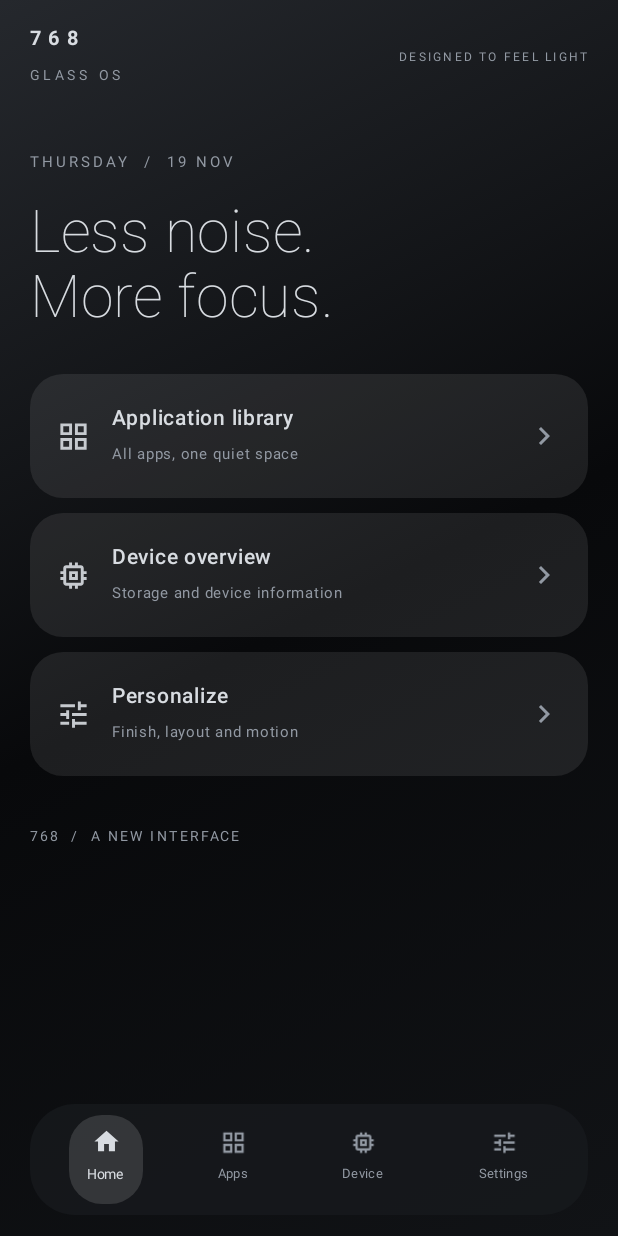
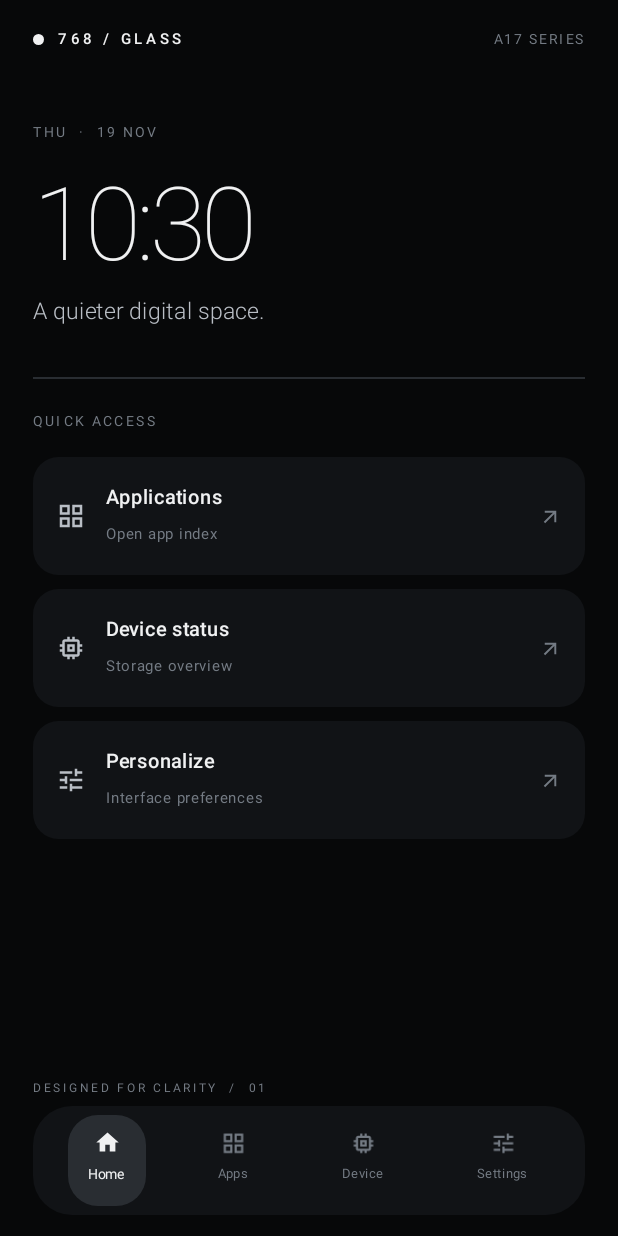
Before and after one commit to adwait768/Tv-glass-ui, an Android app built with Jetpack Compose: the screen it shows after launch (MainActivity), on a phone screen of 412 x 824 dp. Run offline under Robolectric (Android 15) with nearby library versions, the phone set to English and light mode, and no system bars.

Commit message:
Create cleaner futuristic 768 Glass OS interface

```diff
--- a/768-glass-os/app/src/main/java/com/seveneightsix/glassos/MainActivity.kt
+++ b/768-glass-os/app/src/main/java/com/seveneightsix/glassos/MainActivity.kt
@@ -16,6 +16,7 @@ import androidx.compose.foundation.layout.*
 import androidx.compose.foundation.lazy.grid.GridCells
 import androidx.compose.foundation.lazy.grid.LazyVerticalGrid
 import androidx.compose.foundation.lazy.grid.items
+import androidx.compose.foundation.shape.CircleShape
 import androidx.compose.foundation.shape.RoundedCornerShape
 import androidx.compose.material.icons.Icons
 import androidx.compose.material.icons.filled.*
@@ -24,19 +25,19 @@ import androidx.compose.runtime.*
 import androidx.compose.ui.Alignment
 import androidx.compose.ui.Modifier
 import androidx.compose.ui.draw.scale
-import androidx.compose.ui.graphics.Brush
 import androidx.compose.ui.graphics.Color
 import androidx.compose.ui.text.font.FontWeight
 import androidx.compose.ui.unit.dp
 import androidx.compose.ui.unit.sp
 
-// Restrained graphite / silver palette. Accent is deliberately low-saturation.
-private val Black = Color(0xFF08090B)
-private val Graphite = Color(0xFF17191D)
-private val Silver = Color(0xFFD8DCE1)
-private val Muted = Color(0xFF9299A3)
-private val Glass = Color(0x16FFFFFF)
-private val Edge = Color(0x24FFFFFF)
+// 768 Glass OS — restrained monochrome industrial-futurist system.
+private val Void = Color(0xFF070809)
+private val Panel = Color(0xFF111316)
+private val Glass = Color(0xFF171A1E)
+private val White = Color(0xFFF0F1F2)
+private val Silver = Color(0xFFB9BEC5)
+private val Dim = Color(0xFF747B84)
+private val Hairline = Color(0xFF292D32)
 
 class MainActivity : ComponentActivity() {
  override fun onCreate(savedInstanceState: Bundle?) {
@@ -56,66 +57,80 @@ fun GlassOS() {
   ctx.packageManager.queryIntentActivities(i, PackageManager.MATCH_ALL)
    .sortedBy { it.loadLabel(ctx.packageManager).toString().lowercase() }
  }
- MaterialTheme(colorScheme = darkColorScheme(primary=Silver, background=Black, surface=Graphite)) {
-  Box(Modifier.fillMaxSize().background(Brush.linearGradient(listOf(Color(0xFF25282D),Black,Color(0xFF111316))))) {
-   // safeDrawingPadding respects status/navigation bars and display cutouts:
-   // centred punch-holes, corner cutouts, and traditional notches.
-   Column(Modifier.fillMaxSize().safeDrawingPadding().padding(horizontal=20.dp, vertical=14.dp)) {
+ val time = remember { java.text.SimpleDateFormat("HH:mm", java.util.Locale.getDefault()).format(java.util.Date()) }
+ val date = remember { java.text.SimpleDateFormat("EEE  ·  dd MMM", java.util.Locale.getDefault()).format(java.util.Date()).uppercase() }
+
+ MaterialTheme(colorScheme = darkColorScheme(primary=White, background=Void, surface=Panel)) {
+  Box(Modifier.fillMaxSize().background(Void)) {
+   // Android safe drawing insets protect the content around punch-hole cameras and notches.
+   Column(Modifier.fillMaxSize().safeDrawingPadding().padding(horizontal=22.dp, vertical=14.dp)) {
     Row(Modifier.fillMaxWidth(), horizontalArrangement=Arrangement.SpaceBetween, verticalAlignment=Alignment.CenterVertically) {
-     Column {
-      Text("768", color=Silver, fontSize=13.sp, fontWeight=FontWeight.Bold, letterSpacing=5.sp)
-      Text("GLASS OS", color=Muted, fontSize=9.sp, letterSpacing=3.sp)
+     Row(verticalAlignment=Alignment.CenterVertically) {
+      Box(Modifier.size(7.dp).background(White, CircleShape))
+      Spacer(Modifier.width(9.dp))
+      Text("768 / GLASS", color=White, fontSize=10.sp, fontWeight=FontWeight.SemiBold, letterSpacing=2.4.sp)
      }
-     Text("DESIGNED TO FEEL LIGHT", color=Muted, fontSize=8.sp, letterSpacing=1.5.sp)
+     Text("A17 SERIES", color=Dim, fontSize=9.sp, letterSpacing=1.7.sp)
     }
-    Spacer(Modifier.height(34.dp))
+    Spacer(Modifier.height(38.dp))
     when(page) {
      "Apps" -> {
-      Text("Library", color=Silver, fontSize=30.sp, fontWeight=FontWeight.Light)
-      Text("${apps.size} applications", color=Muted, fontSize=12.sp)
+      Text("APP INDEX", color=Dim, fontSize=9.sp, letterSpacing=2.4.sp)
+      Spacer(Modifier.height(7.dp))
+      Text("Library", color=White, fontSize=34.sp, fontWeight=FontWeight.Light)
+      Text("${apps.size} INSTALLED", color=Dim, fontSize=9.sp, letterSpacing=1.5.sp)
       Spacer(Modifier.height(18.dp))
-      LazyVerticalGrid(columns=GridCells.Adaptive(92.dp), verticalArrangement=Arrangement.spacedBy(12.dp), horizontalArrangement=Arrangement.spacedBy(10.dp)) {
+      LazyVerticalGrid(columns=GridCells.Adaptive(92.dp), verticalArrangement=Arrangement.spacedBy(10.dp), horizontalArrangement=Arrangement.spacedBy(10.dp)) {
        items(apps) { app ->
         val label=app.loadLabel(ctx.packageManager).toString()
-        Column(Modifier.background(Glass,RoundedCornerShape(22.dp)).clickable {
+        Column(Modifier.background(Glass,RoundedCornerShape(18.dp)).clickable {
          ctx.packageManager.getLaunchIntentForPackage(app.activityInfo.packageName)?.let { ctx.startActivity(it) }
-        }.padding(vertical=17.dp, horizontal=8.dp), horizontalAlignment=Alignment.CenterHorizontally) {
-         Text(label.take(1).uppercase(), color=Silver, fontSize=23.sp, fontWeight=FontWeight.Light)
+        }.padding(vertical=16.dp,horizontal=7.dp), horizontalAlignment=Alignment.CenterHorizontally) {
+         Text(label.take(1).uppercase(),color=Silver,fontSize=22.sp,fontWeight=FontWeight.Light)
          Spacer(Modifier.height(6.dp))
-         Text(label, color=Silver.copy(alpha=.86f), fontSize=10.sp, maxLines=2)
+         Text(label,color=White.copy(alpha=.88f),fontSize=10.sp,maxLines=2)
         }
        }
       }
      }
      "Device" -> DevicePanel()
      "Settings" -> {
-      Text("Appearance", color=Silver, fontSize=30.sp, fontWeight=FontWeight.Light)
-      Spacer(Modifier.height(12.dp))
-      GlassTile("Monochrome finish","Graphite · silver · soft translucency",Icons.Default.Contrast)
-      GlassTile("Display adaptation","Uses Android safe insets for your camera cutout",Icons.Default.Smartphone)
-      GlassTile("Motion","Subtle spring transitions",Icons.Default.Animation)
+      Text("SYSTEM / STYLE",color=Dim,fontSize=9.sp,letterSpacing=2.4.sp)
+      Spacer(Modifier.height(7.dp))
+      Text("Appearance",color=White,fontSize=34.sp,fontWeight=FontWeight.Light)
+      Spacer(Modifier.height(20.dp))
+      DetailRow("01","Monochrome","Obsidian · graphite · titanium")
+      DetailRow("02","Display safe area","Camera cutout-aware layout")
+      DetailRow("03","Motion language","Quiet spring transitions")
+      DetailRow("04","Surface finish","Low-gloss translucent panels")
      }
      else -> {
-      Text("THURSDAY  /  19 NOV", color=Muted, fontSize=10.sp, letterSpacing=2.sp)
+      Text(date,color=Dim,fontSize=9.sp,letterSpacing=2.1.sp)
+      Spacer(Modifier.height(10.dp))
+      Text(time,color=White,fontSize=68.sp,fontWeight=FontWeight.ExtraLight,letterSpacing=(-3).sp)
+      Spacer(Modifier.height(5.dp))
+      Text("A quieter digital space.",color=Silver,fontSize=15.sp,fontWeight=FontWeight.Light)
+      Spacer(Modifier.height(32.dp))
+      Box(Modifier.fillMaxWidth().height(1.dp).background(Hairline))
+      Spacer(Modifier.height(16.dp))
+      Text("QUICK ACCESS",color=Dim,fontSize=9.sp,letterSpacing=2.2.sp)
       Spacer(Modifier.height(12.dp))
-      Text("Less noise.\nMore focus.", color=Silver, fontSize=39.sp, fontWeight=FontWeight.ExtraLight, lineHeight=43.sp)
-      Spacer(Modifier.height(28.dp))
-      GlassTile("Application library","All apps, one quiet space",Icons.Default.GridView) { page="Apps" }
-      GlassTile("Device overview","Storage and device information",Icons.Default.Memory) { page="Device" }
-      GlassTile("Personalize","Finish, layout and motion",Icons.Default.Tune) { page="Settings" }
-      Spacer(Modifier.height(18.dp))
-      Text("768  /  A NEW INTERFACE", color=Muted, fontSize=9.sp, letterSpacing=2.sp)
+      QuickRow("Applications","Open app index",Icons.Default.GridView) { page="Apps" }
+      QuickRow("Device status","Storage overview",Icons.Default.Memory) { page="Device" }
+      QuickRow("Personalize","Interface preferences",Icons.Default.Tune) { page="Settings" }
+      Spacer(Modifier.weight(1f))
+      Text("DESIGNED FOR CLARITY  /  01",color=Dim,fontSize=8.sp,letterSpacing=1.8.sp)
      }
     }
-    Spacer(Modifier.weight(1f))
-    Row(Modifier.fillMaxWidth().background(Color(0xCC17191D),RoundedCornerShape(30.dp)).padding(7.dp), horizontalArrangement=Arrangement.SpaceAround) {
+    if(page!="Home") Spacer(Modifier.weight(1f))
+    Row(Modifier.fillMaxWidth().background(Panel,RoundedCornerShape(26.dp)).padding(6.dp),horizontalArrangement=Arrangement.SpaceAround) {
      listOf("Home","Apps","Device","Settings").forEach { item ->
-      val selected = page==item
-      val scale by animateFloatAsState(if(selected) 1f else .94f, animationSpec=spring(), label="navScale")
+      val selected=page==item
+      val scale by animateFloatAsState(if(selected) 1f else .96f,animationSpec=spring(stiffness=500f),label="navScale")
       val icon=when(item){"Home"->Icons.Default.Home;"Apps"->Icons.Default.GridView;"Device"->Icons.Default.Memory;else->Icons.Default.Tune}
-      Column(Modifier.scale(scale).clickable{page=item}.background(if(selected) Color(0x22FFFFFF) else Color.Transparent,RoundedCornerShape(22.dp)).padding(horizontal=12.dp,vertical=8.dp),horizontalAlignment=Alignment.CenterHorizontally) {
-       Icon(icon,null,tint=if(selected) Silver else Muted,modifier=Modifier.size(19.dp))
-       Text(item,color=if(selected) Silver else Muted,fontSize=9.sp)
+      Column(Modifier.scale(scale).clickable{page=item}.background(if(selected) Color(0xFF292D32) else Color.Transparent,RoundedCornerShape(20.dp)).padding(horizontal=13.dp,vertical=9.dp),horizontalAlignment=Alignment.CenterHorizontally) {
+       Icon(icon,null,tint=if(selected) White else Dim,modifier=Modifier.size(18.dp))
+       Text(item,color=if(selected) White else Dim,fontSize=9.sp)
       }
      }
     }
@@ -125,26 +140,51 @@ fun GlassOS() {
 }
 
 @Composable
-private fun GlassTile(title:String, subtitle:String, icon:androidx.compose.ui.graphics.vector.ImageVector, onClick:()->Unit = {}) {
- Row(Modifier.fillMaxWidth().padding(bottom=10.dp).background(Glass,RoundedCornerShape(22.dp)).clickable(onClick=onClick).padding(17.dp),verticalAlignment=Alignment.CenterVertically) {
-  Icon(icon,null,tint=Silver.copy(alpha=.9f),modifier=Modifier.size(23.dp))
-  Spacer(Modifier.width(14.dp))
+private fun QuickRow(title:String,subtitle:String,icon:androidx.compose.ui.graphics.vector.ImageVector,onClick:()->Unit) {
+ Row(Modifier.fillMaxWidth().padding(bottom=9.dp).background(Panel,RoundedCornerShape(17.dp)).clickable(onClick=onClick).padding(horizontal=15.dp,vertical=15.dp),verticalAlignment=Alignment.CenterVertically) {
+  Icon(icon,null,tint=Silver,modifier=Modifier.size(20.dp))
+  Spacer(Modifier.width(13.dp))
   Column(Modifier.weight(1f)) {
-   Text(title,color=Silver,fontSize=14.sp,fontWeight=FontWeight.Medium)
-   Text(subtitle,color=Muted,fontSize=10.sp)
+   Text(title,color=White,fontSize=13.sp,fontWeight=FontWeight.Medium)
+   Text(subtitle,color=Dim,fontSize=10.sp)
   }
-  Icon(Icons.Default.ChevronRight,null,tint=Muted)
+  Icon(Icons.Default.ArrowOutward,null,tint=Dim,modifier=Modifier.size(15.dp))
+ }
+}
+
+@Composable
+private fun DetailRow(number:String,title:String,description:String) {
+ Column(Modifier.fillMaxWidth().padding(vertical=15.dp)) {
+  Row(verticalAlignment=Alignment.CenterVertically) {
+   Text(number,color=Dim,fontSize=9.sp,letterSpacing=1.sp)
+   Spacer(Modifier.width(15.dp))
+   Column {
+    Text(title,color=White,fontSize=14.sp)
+    Text(description,color=Dim,fontSize=10.sp)
+   }
+  }
+  Spacer(Modifier.height(14.dp))
+  Box(Modifier.fillMaxWidth().height(1.dp).background(Hairline))
  }
 }
 
 @Composable
 private fun DevicePanel() {
- val s=remember{StatFs(Environment.getDataDirectory().path)}
- val total=s.totalBytes/(1024.0*1024*1024)
- val free=s.availableBytes/(1024.0*1024*1024)
- Column(verticalArrangement=Arrangement.spacedBy(12.dp)) {
-  Text("Device",color=Silver,fontSize=30.sp,fontWeight=FontWeight.Light)
-  GlassTile("Internal storage","%.1f GB available of %.1f GB".format(free,total),Icons.Default.Storage)
-  Text("Read-only information. Android retains control of protected system cleanup and app data.",color=Muted,fontSize=11.sp)
+ val stat=remember{StatFs(Environment.getDataDirectory().path)}
+ val total=stat.totalBytes/(1024.0*1024*1024)
+ val free=stat.availableBytes/(1024.0*1024*1024)
+ Column {
+  Text("DEVICE / 01",color=Dim,fontSize=9.sp,letterSpacing=2.4.sp)
+  Spacer(Modifier.height(7.dp))
+  Text("Overview",color=White,fontSize=34.sp,fontWeight=FontWeight.Light)
+  Spacer(Modifier.height(22.dp))
+  Text("INTERNAL STORAGE",color=Dim,fontSize=9.sp,letterSpacing=1.8.sp)
+  Spacer(Modifier.height(8.dp))
+  Text("%.1f GB".format(free),color=White,fontSize=42.sp,fontWeight=FontWeight.Light)
+  Text("AVAILABLE OF %.1f GB".format(total),color=Silver,fontSize=9.sp,letterSpacing=1.4.sp)
+  Spacer(Modifier.height(20.dp))
+  Box(Modifier.fillMaxWidth().height(1.dp).background(Hairline))
+  Spacer(Modifier.height(14.dp))
+  Text("Read-only device information. Android retains control of protected app data and system cleanup.",color=Dim,fontSize=11.sp)
  }
 }
```
